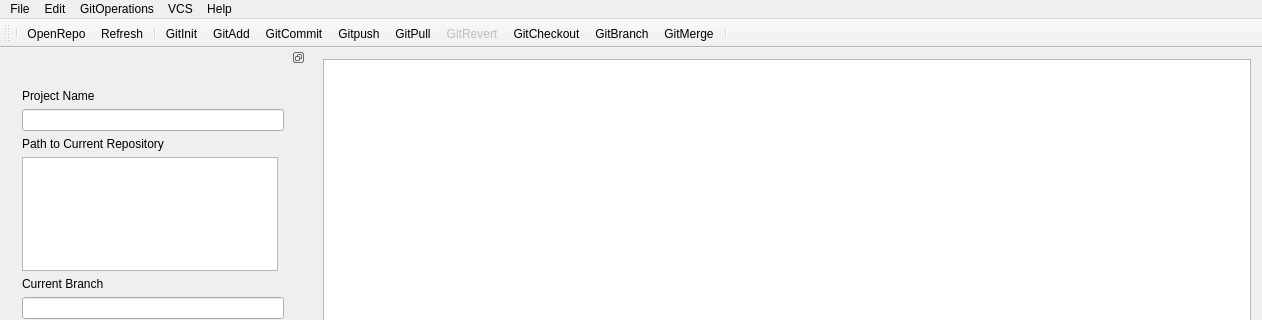
This is mainwindow.ui in AnthonyChiavelli/GitVisualizationTool as Qt 5 draws it before an edit; both pictures show x 0 to 1262 and y 0 to 320 of the 1262 by 758 pixel window. The edited form follows.
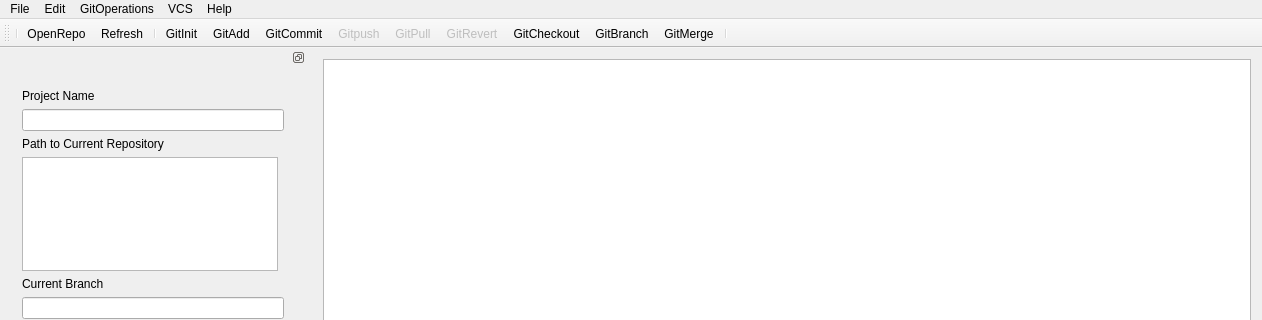
This is the edited form. Icons and pictures are not drawn.

```diff
--- a/mainwindow.ui
+++ b/mainwindow.ui
@@ -452,6 +452,9 @@
    </property>
   </action>
   <action name="actionGitPush">
+   <property name="enabled">
+    <bool>false</bool>
+   </property>
    <property name="icon">
     <iconset resource="resources/images.qrc">
      <normaloff>:/icons/push.png</normaloff>:/icons/push.png</iconset>
@@ -464,6 +467,9 @@
    </property>
   </action>
   <action name="actionGitPull">
+   <property name="enabled">
+    <bool>false</bool>
+   </property>
    <property name="icon">
     <iconset resource="resources/images.qrc">
      <normaloff>:/icons/pull.png</normaloff>:/icons/pull.png</iconset>
```
Left out of the diff: 15 changed lines with no effect on the pictures.
